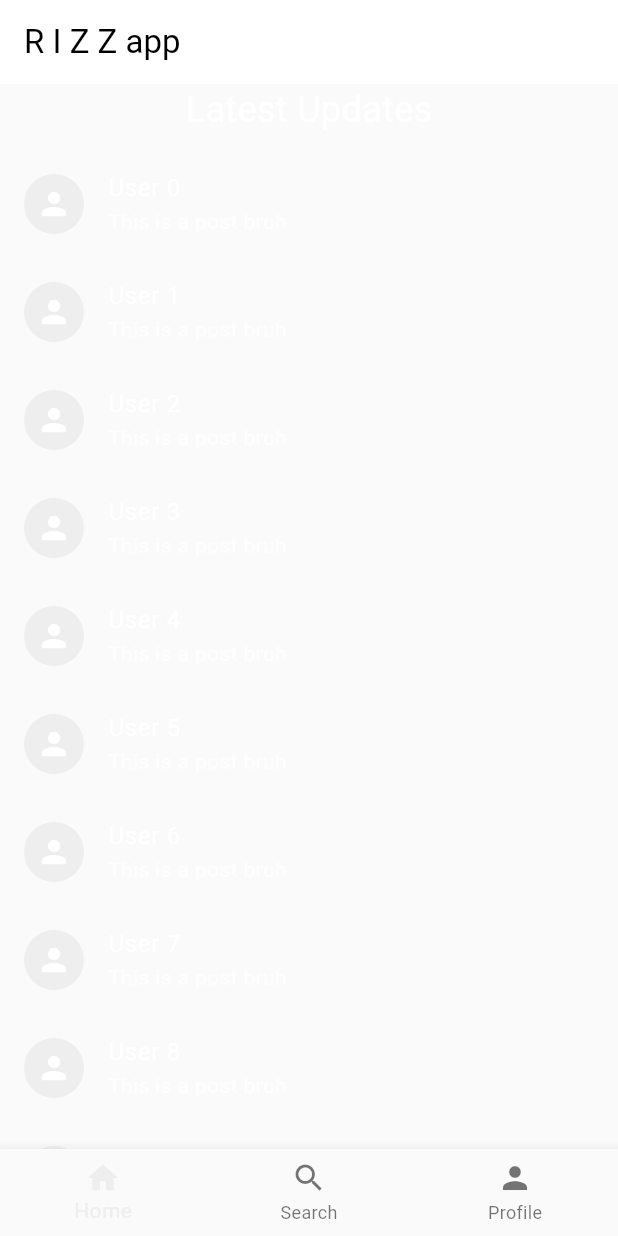
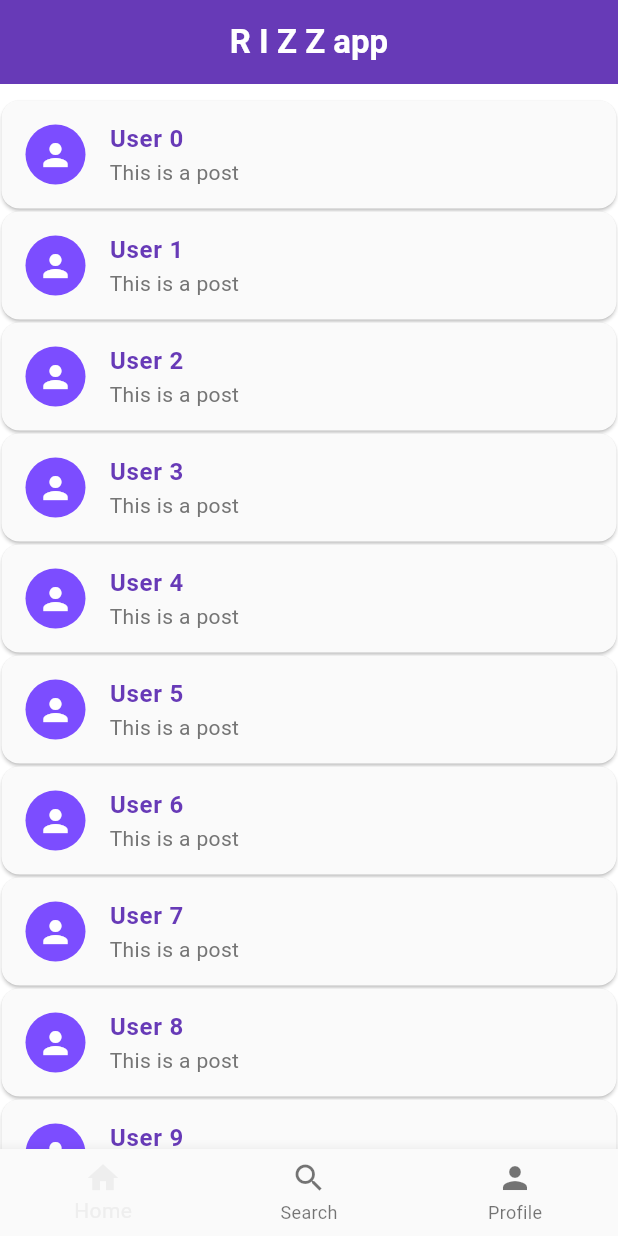
Before and after one commit to ForcesR2N/flutter_firebase, a Flutter app: the screen it shows after launch, on a phone screen of 412 x 824 dp. Run offline on Flutter 3.47's test engine with Material 3 defaults, Android fonts, the phone set to English and light mode, and no system bars.

Commit message:
update ui home page

```diff
--- a/lib/pages/home_page.dart
+++ b/lib/pages/home_page.dart
@@ -7,36 +7,50 @@ class MyHome extends StatelessWidget {
   Widget build(BuildContext context) {
     return Scaffold(
       appBar: AppBar(
-        backgroundColor: Colors.white,
+        backgroundColor: Colors.deepPurple,
         title: const Text(
           'R I Z Z app',
-          style: TextStyle(color: Color.fromARGB(255, 0, 0, 0)),
+          style: TextStyle(color: Colors.white, fontWeight: FontWeight.bold),
         ),
+        centerTitle: true,
       ),
-      body: Column(
-        mainAxisAlignment: MainAxisAlignment.center,
+      body: Padding(
+        padding: const EdgeInsets.all(0.0),
+        child: Column(
+          crossAxisAlignment: CrossAxisAlignment.start,
           children: [
-          Text(
-            'Latest Updates',
-            style: TextStyle(fontSize: 24, color: Colors.white),
-          ),
             SizedBox(height: 10),
             Expanded(
               child: ListView.builder(
-              itemCount: 10,
+                itemCount: 17,
                 itemBuilder: (context, index) {
-                return ListTile(
-                  leading: CircleAvatar(child: Icon(Icons.person)),
-                  title: Text('User $index',
-                      style: TextStyle(color: Colors.white)),
-                  subtitle: Text('This is a post bruh',
-                      style: TextStyle(color: Colors.white70)),
+                  return Card(
+                    margin: EdgeInsets.all(1),
+                    child: ListTile(
+                      leading: const CircleAvatar(
+                        backgroundColor: Colors.deepPurpleAccent,
+                        child: Icon(Icons.person, color: Colors.white),
+                      ),
+                      title: Text(
+                        'User $index',
+                        style: const TextStyle(
+                          fontWeight: FontWeight.bold,
+                          color: Colors.deepPurple,
+                        ),
+                      ),
+                      subtitle: Text(
+                        'This is a post',
+                        style: TextStyle(color: Colors.grey[600]),
+                      ),
+                    ),
                   );
                 },
               ),
             ),
           ],
         ),
+      ),
+      backgroundColor: Colors.white,
     );
   }
 }
```
Lines whose indentation alone changed are shown as unchanged.
